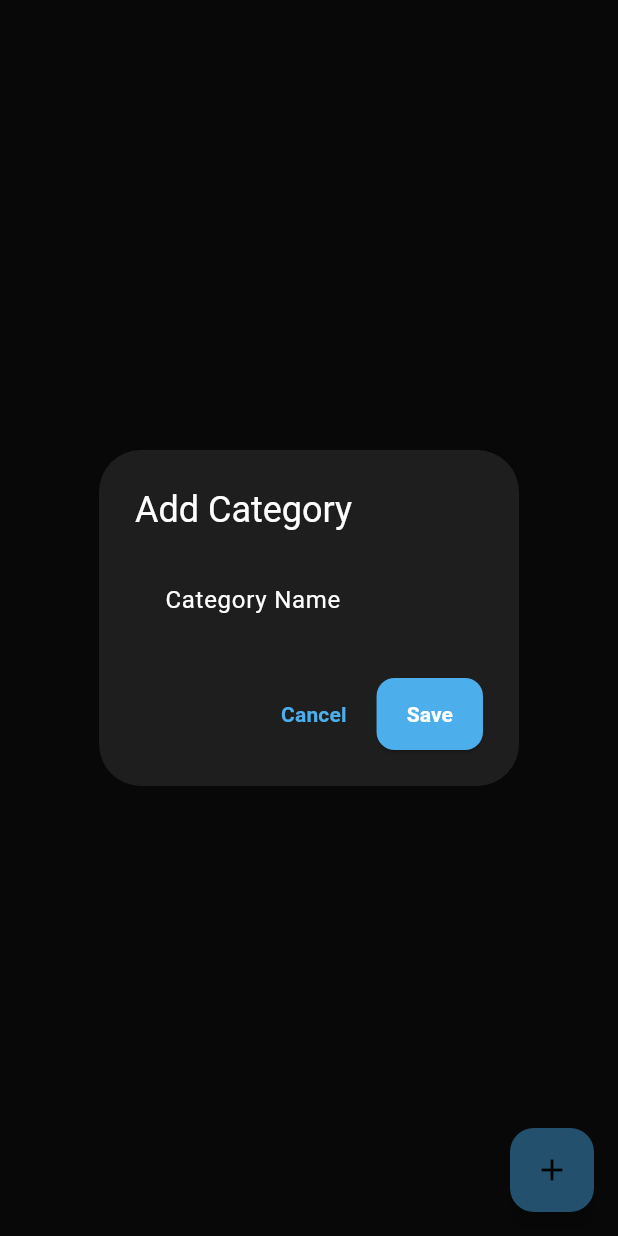
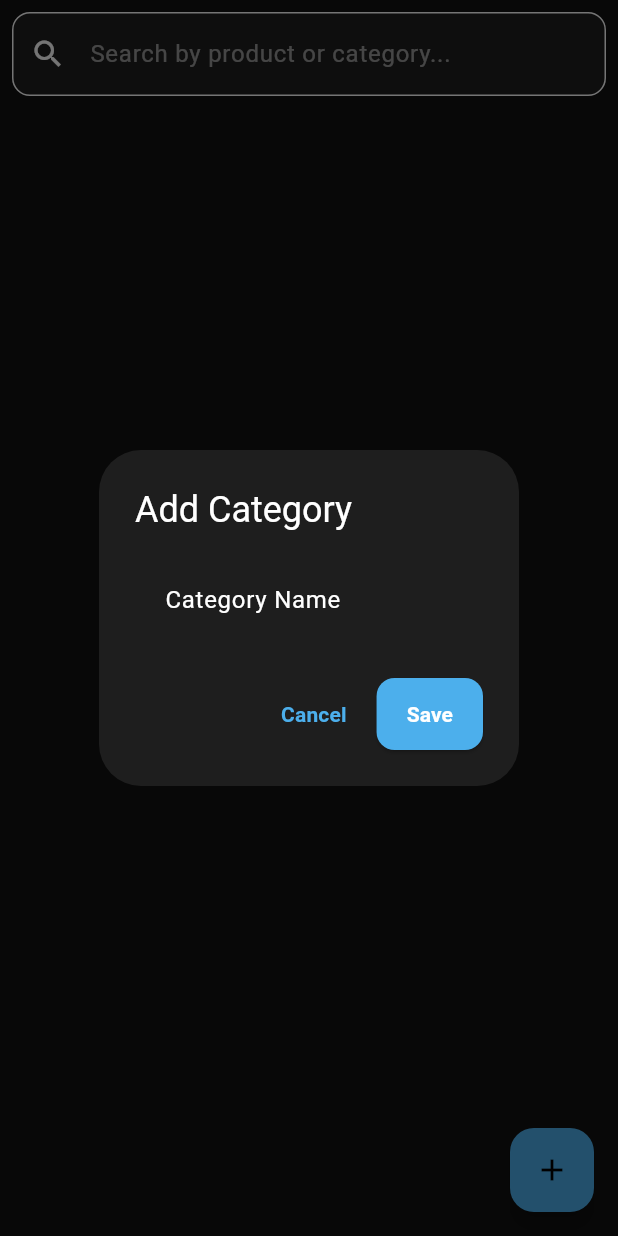
Before and after one commit to YahyaNashar22/pixel_pos, a Flutter app: the InventoryCategoriesScreen screen opened directly, after a tap on the "add" icon, on a phone screen of 412 x 824 dp. Run offline on Flutter 3.47's test engine with Material 3 defaults, Android fonts, the phone set to English and light mode, and no system bars; our stand-ins replace image_picker, sqflite, sqflite_common_ffi; accounts and stored records are empty; statements that could not run were skipped.

Commit message:
added search for categories also to search by name

```diff
--- a/lib/screens/inventory_categories_screen.dart
+++ b/lib/screens/inventory_categories_screen.dart
@@ -13,11 +13,15 @@ class InventoryCategoriesScreen extends StatefulWidget {
 class _InventoryCategoriesScreenState extends State<InventoryCategoriesScreen> {
   final DatabaseCategoryService _dbCategoryService = DatabaseCategoryService();
   List<Map<String, dynamic>> _categories = [];
+  List<Map<String, dynamic>> _filteredCategories = [];
+
+  final TextEditingController _searchController = TextEditingController();
 
   Future<void> _loadCategories() async {
     final categoriesResult = await _dbCategoryService.getAllCategories();
     setState(() {
       _categories = categoriesResult;
+      _filteredCategories = _categories;
     });
   }
 
@@ -90,28 +94,66 @@ class _InventoryCategoriesScreenState extends State<InventoryCategoriesScreen> {
     await _loadCategories();
   }
 
+  void _filterCategories(String query) {
+    final String q = query.toLowerCase();
+    setState(() {
+      _filteredCategories = _categories.where((c) {
+        final categoryName = c['name'].toString().toLowerCase();
+        return categoryName.contains(q);
+      }).toList();
+    });
+  }
+
   @override
   void initState() {
     super.initState();
     _loadCategories();
+
+    _searchController.addListener(() {
+      _filterCategories(_searchController.text);
+    });
+  }
+
+  @override
+  void dispose() {
+    super.dispose();
+    _searchController.dispose();
   }
 
   @override
   Widget build(BuildContext context) {
     return Scaffold(
-      body: _categories.isEmpty
+      body: Column(
+        children: [
+          // Search Bar
+          Padding(
+            padding: const EdgeInsets.all(8.0),
+            child: TextField(
+              controller: _searchController,
+              decoration: InputDecoration(
+                prefixIcon: const Icon(Icons.search),
+                hintText: "Search by product or category...",
+                border: OutlineInputBorder(
+                  borderRadius: BorderRadius.circular(12),
+                ),
+              ),
+            ),
+          ),
+          Expanded(
+            child: _filteredCategories.isEmpty
                 ? const Center(child: Text("No categories found"))
                 : ListView.builder(
-              itemCount: _categories.length,
+                    itemCount: _filteredCategories.length,
                     itemBuilder: (context, index) {
-                final cat = _categories[index];
+                      final cat = _filteredCategories[index];
                       return ListTile(
                         title: Text(cat['name']),
                         trailing: Row(
                           mainAxisSize: MainAxisSize.min,
                           children: [
                             IconButton(
-                        onPressed: () => _editCategory(cat['id'], cat['name']),
+                              onPressed: () =>
+                                  _editCategory(cat['id'], cat['name']),
                               icon: const Icon(
                                 Icons.edit,
                                 color: AppTheme.primaryColor,
@@ -129,6 +171,9 @@ class _InventoryCategoriesScreenState extends State<InventoryCategoriesScreen> {
                       );
                     },
                   ),
+          ),
+        ],
+      ),
       floatingActionButton: FloatingActionButton(
         onPressed: _addCategory,
         child: const Icon(Icons.add),
```
Also changed, not shown: lib/screens/inventory_products_screen.dart (+8 -1 lines). Lines whose indentation alone changed are shown as unchanged.
